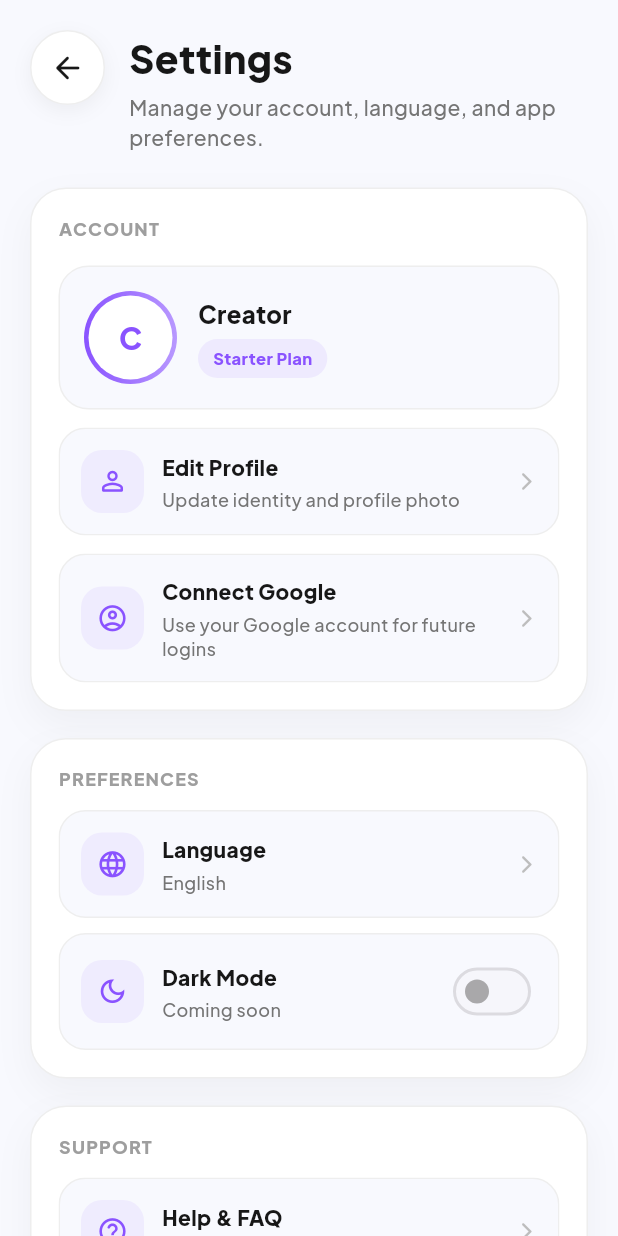
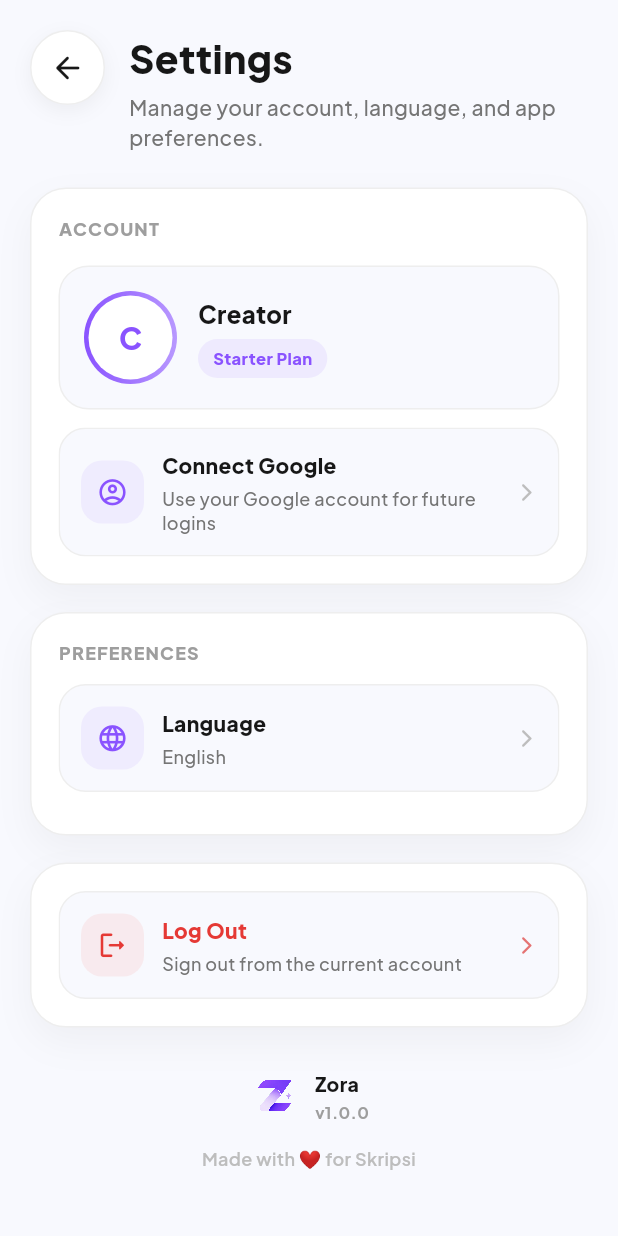
Before and after one commit to Chronzon/zora-personal-brand, a Flutter app: the SettingsScreen screen opened directly, on a phone screen of 412 x 824 dp. Run offline on Flutter 3.47's test engine with Material 3 defaults, Android fonts, the phone set to English and light mode, and no system bars; our stand-ins replace flutter_dotenv, flutter_markdown, flutter_svg, get_it, google_fonts, image_picker and 1 more; missing offline and left inert: dart:html; accounts and stored records are empty.

Commit message:
Clean up settings mock actions

```diff
--- a/lib/features/dashboard/presentation/pages/settings_screen.dart
+++ b/lib/features/dashboard/presentation/pages/settings_screen.dart
@@ -276,12 +276,6 @@ class SettingsScreen extends StatelessWidget {
                                     onboardingProvider: onboardingProvider,
                                     isGuest: isGuest,
                                   ),
-                                  const SizedBox(height: 18),
-                                  _buildActionSection(
-                                    context: context,
-                                    l10n: l10n,
-                                    authProvider: authProvider,
-                                  ),
                                 ],
                               ),
                             ),
@@ -296,7 +290,11 @@ class SettingsScreen extends StatelessWidget {
                                     localeProvider: localeProvider,
                                   ),
                                   const SizedBox(height: 18),
-                                  _buildSupportSection(context, l10n),
+                                  _buildActionSection(
+                                    context: context,
+                                    l10n: l10n,
+                                    authProvider: authProvider,
+                                  ),
                                 ],
                               ),
                             ),
@@ -319,8 +317,6 @@ class SettingsScreen extends StatelessWidget {
                               localeProvider: localeProvider,
                             ),
                             const SizedBox(height: 18),
-                            _buildSupportSection(context, l10n),
-                            const SizedBox(height: 18),
                             _buildActionSection(
                               context: context,
                               l10n: l10n,
@@ -328,7 +324,9 @@ class SettingsScreen extends StatelessWidget {
                             ),
                           ],
                         ),
-                      const SizedBox(height: 32),
+                      const SizedBox(height: 28),
+                      _buildBrandFooter(),
+                      const SizedBox(height: 14),
                       Center(
                         child: Text(
                           l10n.madeWithLove,
@@ -612,17 +610,6 @@ class SettingsScreen extends StatelessWidget {
           ),
         ),
         const SizedBox(height: 12),
-        _buildSettingsTile(
-          icon: Icons.person_outline_rounded,
-          title: l10n.editProfile,
-          subtitle: _copy(
-            context,
-            id: 'Perbarui identitas dan foto profil',
-            en: 'Update identity and profile photo',
-          ),
-          onTap: () {},
-        ),
-        const SizedBox(height: 12),
         _buildGoogleConnectionTile(context),
       ],
     );
@@ -653,7 +640,6 @@ class SettingsScreen extends StatelessWidget {
           height: 18,
           child: CircularProgressIndicator(strokeWidth: 2),
         ),
-        onTap: () {},
       );
     }
 
@@ -678,7 +664,6 @@ class SettingsScreen extends StatelessWidget {
           color: Colors.green.shade600,
           size: 24,
         ),
-        onTap: () {},
       );
     }
 
@@ -730,92 +715,6 @@ class SettingsScreen extends StatelessWidget {
             onTap: () => _showLanguageSheet(context),
           ),
           const SizedBox(height: 10),
-          _buildSettingsTile(
-            icon: Icons.dark_mode_outlined,
-            title: l10n.darkMode,
-            subtitle: _copy(
-              context,
-              id: 'Belum tersedia',
-              en: 'Coming soon',
-            ),
-            trailing: const Switch(
-              value: false,
-              onChanged: null,
-              activeThumbColor: _purpleColor,
-            ),
-            onTap: () {},
-          ),
-        ],
-      ),
-    );
-  }
-
-  Widget _buildSupportSection(BuildContext context, AppLocalizations l10n) {
-    return _SettingsCard(
-      child: Column(
-        crossAxisAlignment: CrossAxisAlignment.start,
-        children: [
-          _buildSectionLabel(l10n.supportSection),
-          const SizedBox(height: 12),
-          _buildSettingsTile(
-            icon: Icons.help_outline_rounded,
-            title: l10n.helpFaq,
-            subtitle: _copy(
-              context,
-              id: 'Panduan penggunaan aplikasi',
-              en: 'Guides for using the app',
-            ),
-            onTap: () {},
-          ),
-          const SizedBox(height: 10),
-          _buildSettingsTile(
-            icon: Icons.privacy_tip_outlined,
-            title: l10n.privacyPolicy,
-            subtitle: _copy(
-              context,
-              id: 'Lihat kebijakan data dan privasi',
-              en: 'Review data and privacy policy',
-            ),
-            onTap: () {},
-          ),
-          const SizedBox(height: 10),
-          _buildSettingsTile(
-            icon: Icons.info_outline_rounded,
-            leading: ClipRRect(
-              borderRadius: BorderRadius.circular(12),
-              child: Image.asset(
-                'assets/images/zora_mark.png',
-                width: 42,
-                height: 42,
-                fit: BoxFit.contain,
-                filterQuality: FilterQuality.high,
-                errorBuilder: (context, error, stackTrace) => Container(
-                  width: 42,
-                  height: 42,
-                  decoration: BoxDecoration(
-                    color: _purpleColor.withValues(alpha: 0.08),
-                    borderRadius: BorderRadius.circular(12),
-                  ),
-                  child: const Icon(
-                    Icons.auto_awesome,
-                    color: _purpleColor,
-                    size: 20,
-                  ),
-                ),
-              ),
-            ),
-            title: l10n.aboutApp,
-            subtitle: 'Personal Branding - Zora',
-            trailing: Text(
-              'v1.0.0',
-              style: GoogleFonts.plusJakartaSans(
-                fontSize: 12,
-                fontWeight: FontWeight.w800,
-                color: Colors.grey.shade500,
-              ),
-            ),
-            onTap: () {},
-          ),
         ],
       ),
     );
@@ -865,7 +764,7 @@ class SettingsScreen extends StatelessWidget {
   Widget _buildSettingsTile({
     required IconData icon,
     required String title,
-    required VoidCallback onTap,
+    VoidCallback? onTap,
     String? subtitle,
     Widget? trailing,
     Widget? leading,
@@ -927,7 +826,10 @@ class SettingsScreen extends StatelessWidget {
                 ),
               ),
               const SizedBox(width: 10),
-              trailing ?? _buildChevron(),
+              if (trailing != null)
+                trailing
+              else if (onTap != null)
+                _buildChevron(),
             ],
           ),
         ),
@@ -986,6 +888,64 @@ class SettingsScreen extends StatelessWidget {
       color: color ?? Colors.grey.shade400,
     );
   }
+
+  Widget _buildBrandFooter() {
+    return Center(
+      child: Row(
+        mainAxisSize: MainAxisSize.min,
+        children: [
+          ClipRRect(
+            borderRadius: BorderRadius.circular(10),
+            child: Image.asset(
+              'assets/images/zora_mark.png',
+              width: 34,
+              height: 34,
+              fit: BoxFit.contain,
+              filterQuality: FilterQuality.high,
+              errorBuilder: (context, error, stackTrace) => Container(
+                width: 34,
+                height: 34,
+                alignment: Alignment.center,
+                decoration: BoxDecoration(
+                  color: _purpleColor.withValues(alpha: 0.08),
+                  borderRadius: BorderRadius.circular(10),
+                ),
+                child: const Icon(
+                  Icons.auto_awesome,
+                  color: _purpleColor,
+                  size: 18,
+                ),
+              ),
+            ),
+          ),
+          const SizedBox(width: 10),
+          Column(
+            crossAxisAlignment: CrossAxisAlignment.start,
+            mainAxisSize: MainAxisSize.min,
+            children: [
+              Text(
+                'Zora',
+                style: GoogleFonts.plusJakartaSans(
+                  fontSize: 13,
+                  fontWeight: FontWeight.w900,
+                  color: _darkColor,
+                ),
+              ),
+              const SizedBox(height: 2),
+              Text(
+                'v1.0.0',
+                style: GoogleFonts.plusJakartaSans(
+                  fontSize: 11,
+                  fontWeight: FontWeight.w700,
+                  color: Colors.grey.shade500,
+                ),
+              ),
+            ],
+          ),
+        ],
+      ),
+    );
+  }
 }
 
 class _SettingsCard extends StatelessWidget {
```
